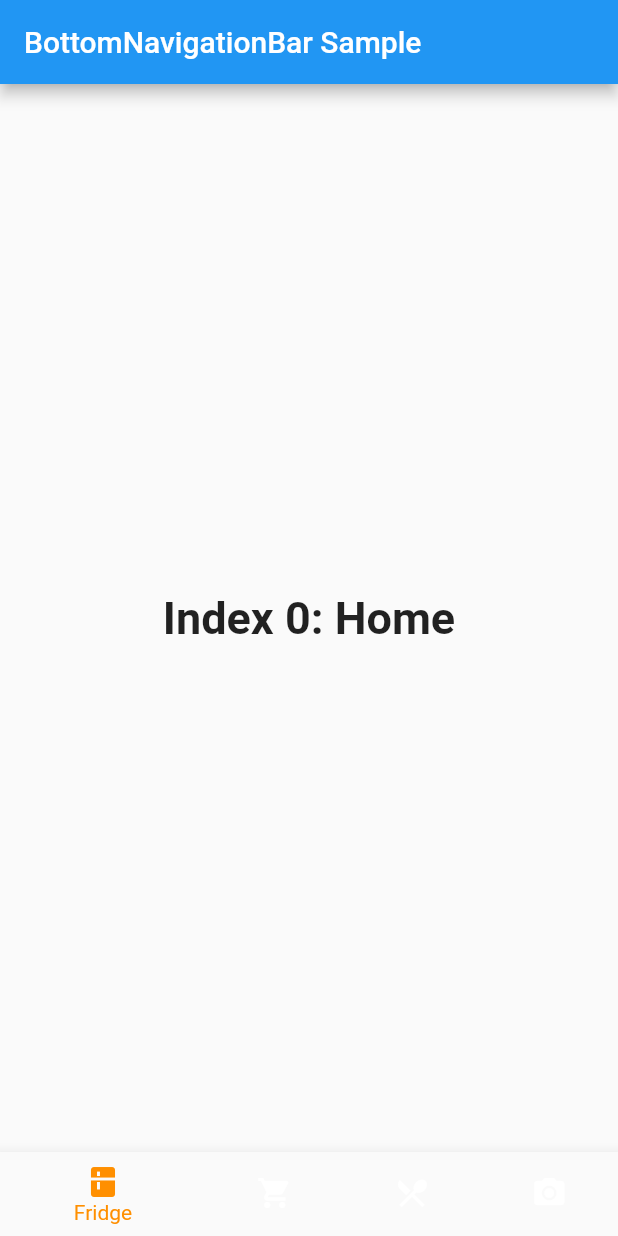
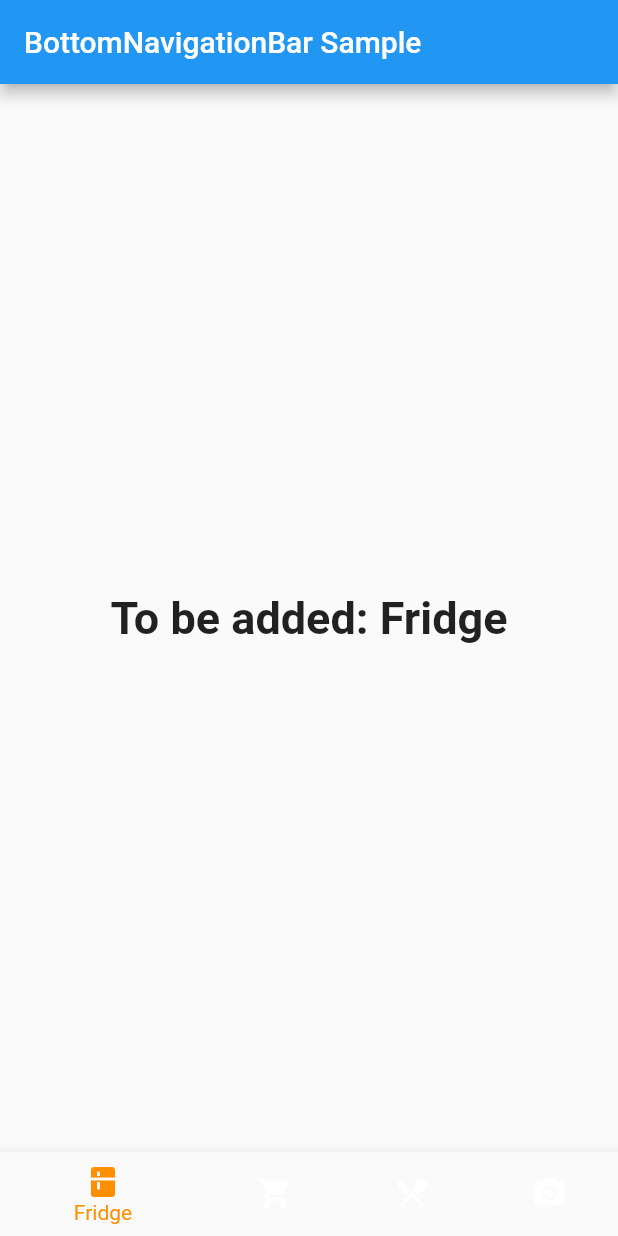
Before and after one commit to AgrawalTrisha/EcoShopping, a Flutter app: the screen it shows after launch, on a phone screen of 412 x 824 dp. Run offline on Flutter 3.47's test engine with Material 2 defaults, Android fonts, the light colour scheme and no system bars.

Commit message:
Somewhat descriptive displays for each of the nav bar icons

```diff
--- a/lib/main.dart
+++ b/lib/main.dart
@@ -39,19 +39,19 @@ class _MyStatefulWidgetState extends State<MyStatefulWidget> {
   TextStyle(fontSize: 30, fontWeight: FontWeight.bold);
   static const List<Widget> _widgetOptions = <Widget>[
     Text(
-      'Index 0: Home',
+      'To be added: Fridge',
       style: optionStyle,
     ),
     Text(
-      'Index 1: Business',
+      'To be added: Shopping List',
       style: optionStyle,
     ),
     Text(
-      'Index 2: School',
+      'To be added: Recipes',
       style: optionStyle,
     ),
     Text(
-      'Index 3: Alarm',
+      'To be added: Barcode Scan',
       style: optionStyle,
     )
   ];
```
